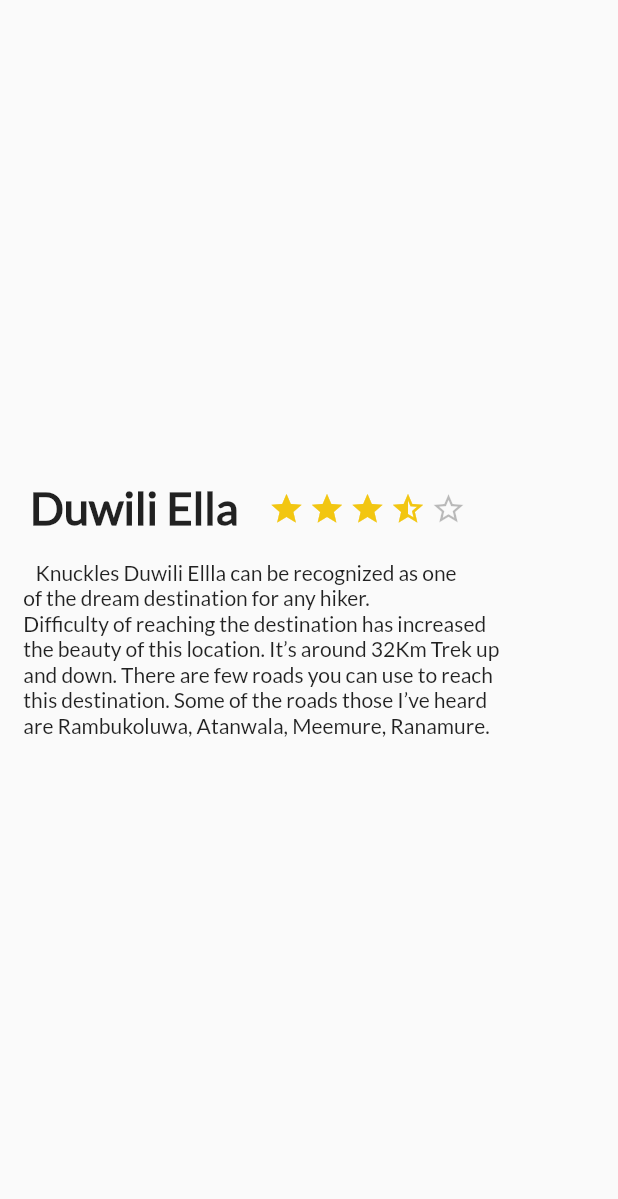
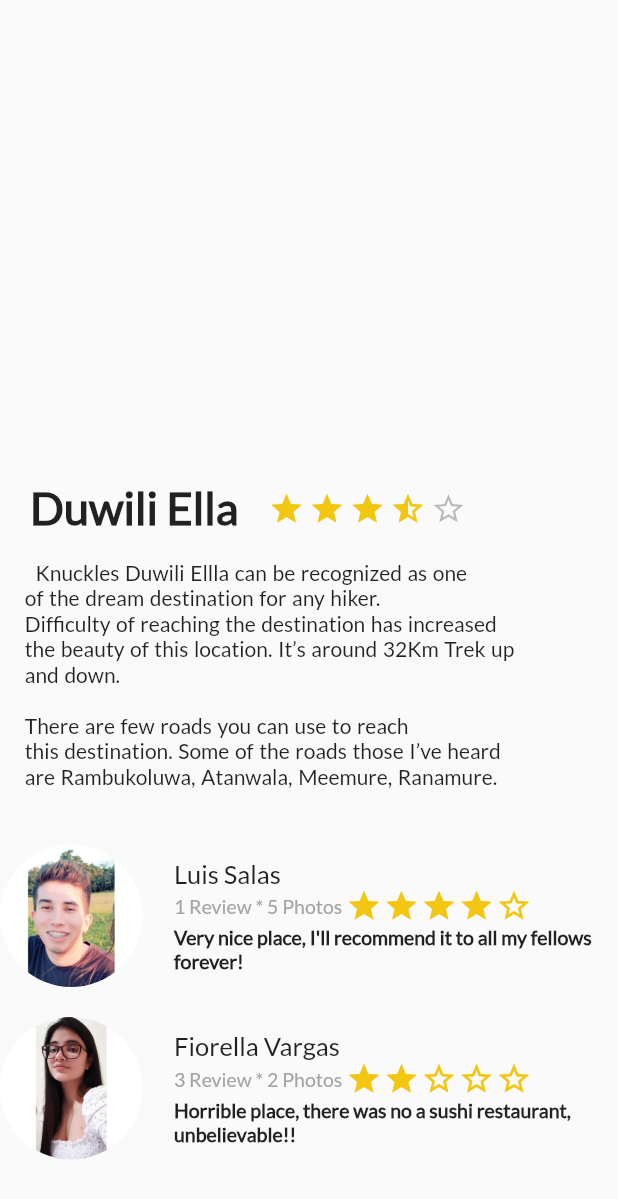
Before and after one commit to Pirris-Salas/FlutterAvanzado, a Flutter app: the screen it shows after launch, on a phone screen of 412 x 824 dp. Shown: the top 1199 px of the screen. Run offline on Flutter 3.47's test engine with Material 2 defaults, Android fonts, the phone set to English and light mode, and no system bars; statements that could not run were skipped.

Commit message:
Se completa el widget review y se crea una clase para crear estrellas rellenas y vacías en base a una puntuación del 1 al 5. Además se crea la clase reviewList para crear un scrollview para el layout

```diff
--- /dev/null
+++ b/lib/counting_stars.dart
@@ -0,0 +1,47 @@
+import 'package:flutter/material.dart';
+import 'dart:developer';
+
+class CountingStars extends StatelessWidget {
+
+  int numberStars;
+
+  CountingStars(this.numberStars);
+
+  @override
+  Widget build(BuildContext context) {
+
+
+    Widget star(bool withBorder) {
+
+        return new Container(
+          margin: EdgeInsets.only(
+            left: 1.0,
+          ),
+          child: Icon(
+           withBorder ? Icons.star : Icons.star_border,
+            color: Color(0xFFf2C611),
+          ),
+        );
+
+    }
+
+      Widget showStars(numberStars) {
+
+        List<Widget> rowStars = [];
+        List<Widget> rowStarsBorder = [];
+
+        List(numberStars).forEach((i) => rowStars.add(star(true)));
+        List((numberStars - 5).abs()).forEach((i) => rowStarsBorder.add(star(false)));
+
+        List<Widget> finalStars = []..addAll(rowStars)..addAll(rowStarsBorder);
+
+        return new Row(
+          children: finalStars,
+        );
+      }
+
+      return showStars(numberStars);
+    }
+
+
+  }
--- a/lib/description_place.dart
+++ b/lib/description_place.dart
@@ -1,10 +1,14 @@
 import 'package:flutter/cupertino.dart';
 import 'package:flutter/material.dart';
+import 'package:flutter/painting.dart';
+import 'review_list.dart';
 
 class DescriptionPlace extends StatelessWidget {
   String descriptionPlace;
   String namePlace;
   int stars;
+
+
 
   DescriptionPlace(this.namePlace, this.stars, this.descriptionPlace);
 
@@ -43,11 +47,13 @@ class DescriptionPlace extends StatelessWidget {
       ),
     );
 
-    final placeDescription = Row(
+    final placeDescription = Flexible(
+        child: Row(
       mainAxisAlignment: MainAxisAlignment.start,
       crossAxisAlignment: CrossAxisAlignment.start,
       children: <Widget>[
         Container(
+          //width: MediaQuery.of(context).size.width - 4,
           margin: EdgeInsets.only(
             top: 17,
             right: 2.0,
@@ -55,14 +61,21 @@ class DescriptionPlace extends StatelessWidget {
           ),
           child: Text(
             descriptionPlace,
+            //overflow: TextOverflow.ellipsis,
+            //maxLines: 20,
             textAlign: TextAlign.left,
             style: TextStyle(
               fontSize: 14,
               fontFamily: "Lato",
+              wordSpacing: 1.0,
+              fontWeight: FontWeight.normal
+              //letterSpacing: 0.5
+
             ),
           ),
         ),
       ],
+    )
     );
 
     final titleStars = Row(
@@ -101,6 +114,7 @@ class DescriptionPlace extends StatelessWidget {
           children: <Widget>[
             titleStars,
             placeDescription,
+            ReviewList(),
           ],
         )
       ],
--- a/lib/main.dart
+++ b/lib/main.dart
@@ -16,7 +16,8 @@ class MyApp extends StatelessWidget {
      of the dream destination for any hiker.
      Difficulty of reaching the destination has increased
      the beauty of this location. It’s around 32Km Trek up
-     and down. There are few roads you can use to reach
+     and down.\n\
+     There are few roads you can use to reach
      this destination. Some of the roads those I’ve heard
      are Rambukoluwa, Atanwala, Meemure, Ranamure.
     """;
--- /dev/null
+++ b/lib/review.dart
@@ -0,0 +1,119 @@
+import 'package:flutter/cupertino.dart';
+import 'package:flutter/material.dart';
+import 'package:flutter/painting.dart';
+import 'counting_stars.dart';
+
+// ignore: must_be_immutable
+class Review extends StatelessWidget {
+
+  String imageUrl = "assets/img/profile.jpg";
+  String name;
+  String details;
+  String comment;
+  int startsNumber;
+
+
+  Review(this.imageUrl, this.name, this.details, this.comment, this.startsNumber);
+
+  @override
+  Widget build(BuildContext context) {
+
+    final userName = Container(
+      margin: EdgeInsets.only(
+        top: 20.0,
+        left: 1.0,
+      ),
+      child: Text(
+        name,
+        textAlign: TextAlign.left,
+        style: TextStyle(
+          fontFamily: "Lato",
+          fontSize: 17.0,
+        ),
+      ),
+    );
+
+
+    final userInfo = Row(
+      children: <Widget>[
+        Container(
+          margin: EdgeInsets.only(
+            top: 1.0,
+            left: 1.0,
+            right: 1.5,
+          ),
+          child: Text(
+            details,
+            textAlign: TextAlign.left,
+            style: TextStyle(
+              fontFamily: "Lato",
+              fontSize: 13.0,
+              color: Color(0xFFa3a5a7),
+            ),
+          ),
+        ),
+        CountingStars(startsNumber),
+      ],
+    );
+
+    final userComment = Container(
+      //width: MediaQuery.of(context).size.width * 0.6,
+      margin: EdgeInsets.only(
+        top: 1.0,
+        left: 1.0,
+      ),
+        child: Text(
+          comment,
+          textAlign: TextAlign.left,
+          //maxLines: 3,
+          //overflow: TextOverflow.ellipsis,
+          style: TextStyle(
+            fontFamily: "Lato",
+            fontSize: 13.0,
+            fontWeight: FontWeight.bold,
+          ),
+        ),
+
+    );
+
+    final userDetails = Flexible(
+        child: Column(
+      crossAxisAlignment: CrossAxisAlignment.start,
+      children: <Widget>[
+        userName,
+        userInfo,
+        userComment
+
+      ],
+    )
+    );
+
+
+    final Widget picture = Container(
+      margin: EdgeInsets.only(
+          top: 20.0,
+          right: 20.0
+      ),
+      height: 95.0,
+      width: 95.0,
+      decoration: BoxDecoration(
+          shape: BoxShape.circle,
+          image: DecorationImage(
+            fit: BoxFit.cover,
+            image: AssetImage(imageUrl),
+          )
+      ),
+    );
+
+
+   return Row(
+     children: <Widget>[
+       picture,
+       userDetails,
+     ],
+   );
+  }
+
+
+
+}
--- /dev/null
+++ b/lib/review_list.dart
@@ -0,0 +1,19 @@
+import 'package:flutter/material.dart';
+import 'review.dart';
+
+class ReviewList extends StatelessWidget{
+
+  String imageUrl = "assets/img/profile.jpg";
+  String imageSuqui = "assets/img/suqui.jpg";
+
+  @override
+  Widget build(BuildContext context) {
+    return Column(
+      children: <Widget>[
+        new Review(imageUrl, "Luis Salas", "1 Review * 5 Photos", "Very nice place, I'll recommend it to all my fellows forever!",4),
+        new Review(imageSuqui, "Fiorella Vargas", "3 Review * 2 Photos", "Horrible place, there was no a sushi restaurant, unbelievable!!",2),
+      ],
+    );
+  }
+
+}
--- a/pubspec.yaml
+++ b/pubspec.yaml
@@ -50,6 +50,8 @@ flutter:
      - assets/wall.jpg
      - assets/logo.png
      - assets/logo.ico
+     - assets/img/profile.jpg
+     - assets/img/suqui.jpg
 
   # An image asset can refer to one or more resolution-specific "variants", see
   # https://flutter.dev/assets-and-images/#resolution-aware.
```
Also changed, not shown: assets/img/profile.jpg (added), assets/img/suqui.jpg (added), 1 other file.
